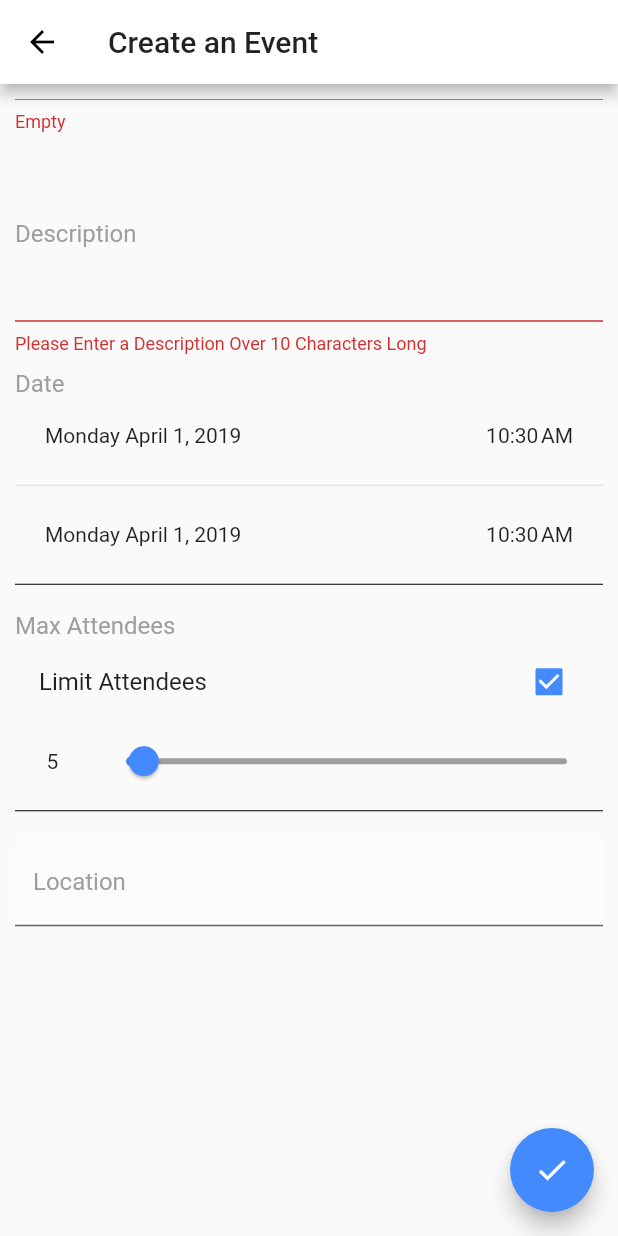
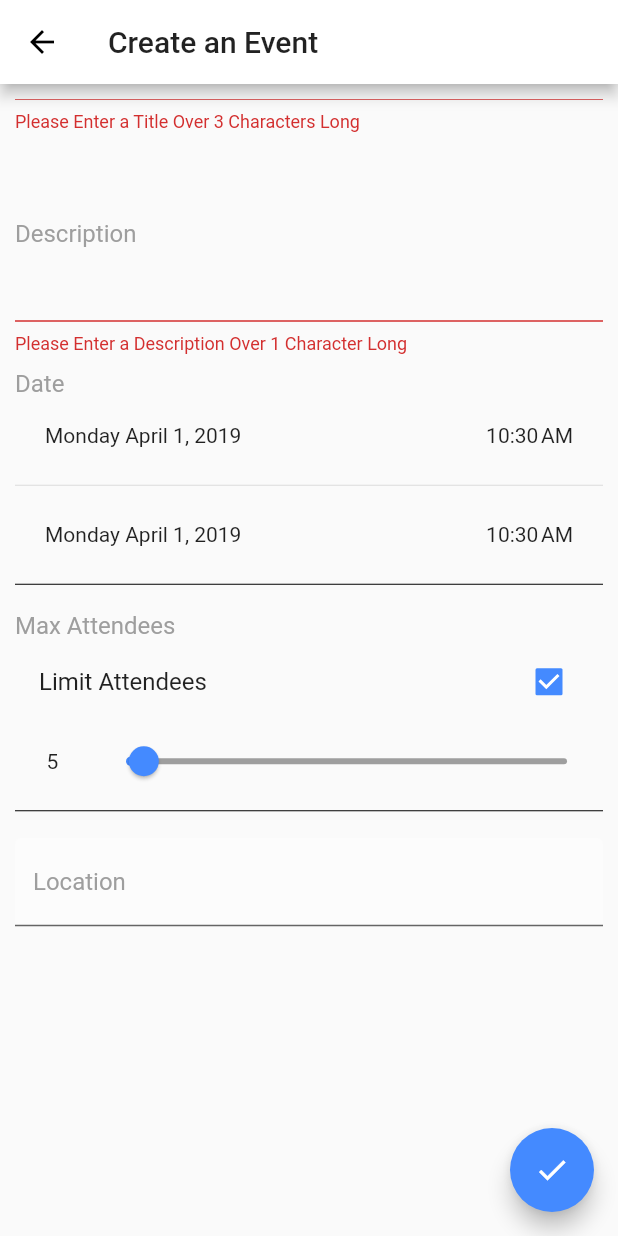
Before and after one commit to parkuman/reach-app, a Flutter app: the EventCreatePage screen opened directly with empty values, scrolled down 70 dp, after a tap on the "check" icon, on a phone screen of 412 x 824 dp. Run offline on Flutter 3.47's test engine with Material 2 defaults, Android fonts, the phone set to English and light mode, and no system bars; our stand-ins replace google_maps_flutter, location, percent_indicator, rxdart, shared_preferences; missing offline and left inert: google_maps_webservice, rubber; accounts and stored records are empty; statements that could not run were skipped.

Commit message:
fixed title and description disappearing bug

```diff
--- a/lib/pages/event_create.dart
+++ b/lib/pages/event_create.dart
@@ -30,10 +30,8 @@ class EventCreatePage extends StatefulWidget {
 
 class _EventCreatePageState extends State<EventCreatePage> {
   final GlobalKey<FormState> _formKey = GlobalKey<FormState>();
-  final Map<String, dynamic> _formData = {
-    'title': null,
-    'description': null,
-  };
+  final _titleTextController = TextEditingController();
+  final _descriptionTextController = TextEditingController();
 
   DateTime _startDateTime = DateTime.now();
   DateTime _endDateTime = DateTime.now();
@@ -95,43 +93,46 @@ class _EventCreatePageState extends State<EventCreatePage> {
   }
 
   Widget _buildTitleTextField() {
+    // this code is because when the user scolls so far down the textfield is no longer visible, and therefore the title is lost. This preserves that.
+    if (_titleTextController.text.trim() == '') {
+      _titleTextController.text = '';
+    } else {
+      _titleTextController.text = _titleTextController.text;
+    }
     return TextFormField(
       decoration: InputDecoration(
         labelText: 'Title',
         labelStyle: TextStyle(color: Colors.grey, fontSize: 22.0),
       ),
-      initialValue: '',
+      controller: _titleTextController,
       autocorrect: false,
       style: TextStyle(fontSize: 22.0),
       validator: (String value) {
-        print('TITLE TEXT FIELD VALUE: $value');
-        if (value.isEmpty) {
-          return 'Empty';
-        } else if (value.length <= 3) {
+        if (value.length <= 3 || value.isEmpty) {
           return 'Please Enter a Title Over 3 Characters Long';
         }
-      },
-      onSaved: (String value) {
-        _formData['title'] = value;
       },
     );
   }
 
   Widget _buildDescriptionTextField() {
+    // this code is because when the user scolls so far down the textfield is no longer visible, and therefore the title is lost. This preserves that.
+    if (_descriptionTextController.text.trim() == '') {
+      _descriptionTextController.text = '';
+    } else {
+      _descriptionTextController.text = _descriptionTextController.text;
+    }
     return TextFormField(
       maxLines: 4,
       decoration: InputDecoration(
         labelText: 'Description',
         labelStyle: TextStyle(color: Colors.grey),
       ),
-      initialValue: '',
+      controller: _descriptionTextController,
       validator: (String value) {
         if (value.isEmpty || value.length < 1) {
-          return 'Please Enter a Description Over 10 Characters Long';
+          return 'Please Enter a Description Over 1 Character Long';
         }
-      },
-      onSaved: (String value) {
-        _formData['description'] = value;
       },
     );
   }
@@ -282,8 +283,8 @@ class _EventCreatePageState extends State<EventCreatePage> {
 
     _formKey.currentState.save();
     addEvent(
-      _formData['title'],
-      _formData['description'],
+      _titleTextController.text,
+      _descriptionTextController.text,
       latitude,
       longitude,
       location,
```
